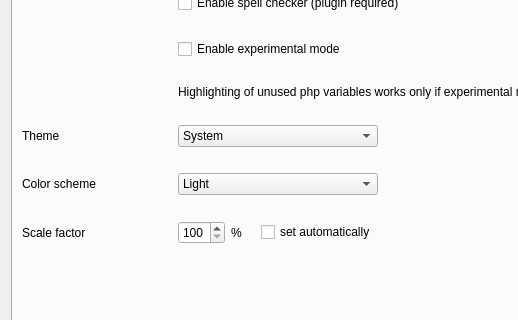
First picture: the form in ui/settings.ui, repository ziracms/editor, before the edit; both pictures show x 0 to 518 and y 157 to 477 of the 800 by 560 pixel window.
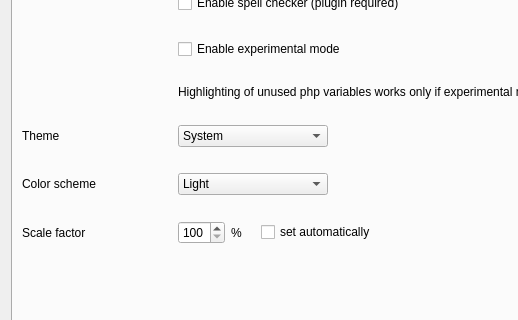
Second picture: the form after the edit.

```diff
--- a/ui/settings.ui
+++ b/ui/settings.ui
@@ -190,7 +190,7 @@
           <widget class="QComboBox" name="generalThemeCombobox">
            <property name="minimumSize">
             <size>
-             <width>200</width>
+             <width>150</width>
              <height>0</height>
             </size>
            </property>
@@ -251,7 +251,7 @@
           <widget class="QComboBox" name="generalColorSchemeCombobox">
            <property name="minimumSize">
             <size>
-             <width>200</width>
+             <width>150</width>
              <height>0</height>
             </size>
            </property>
```
